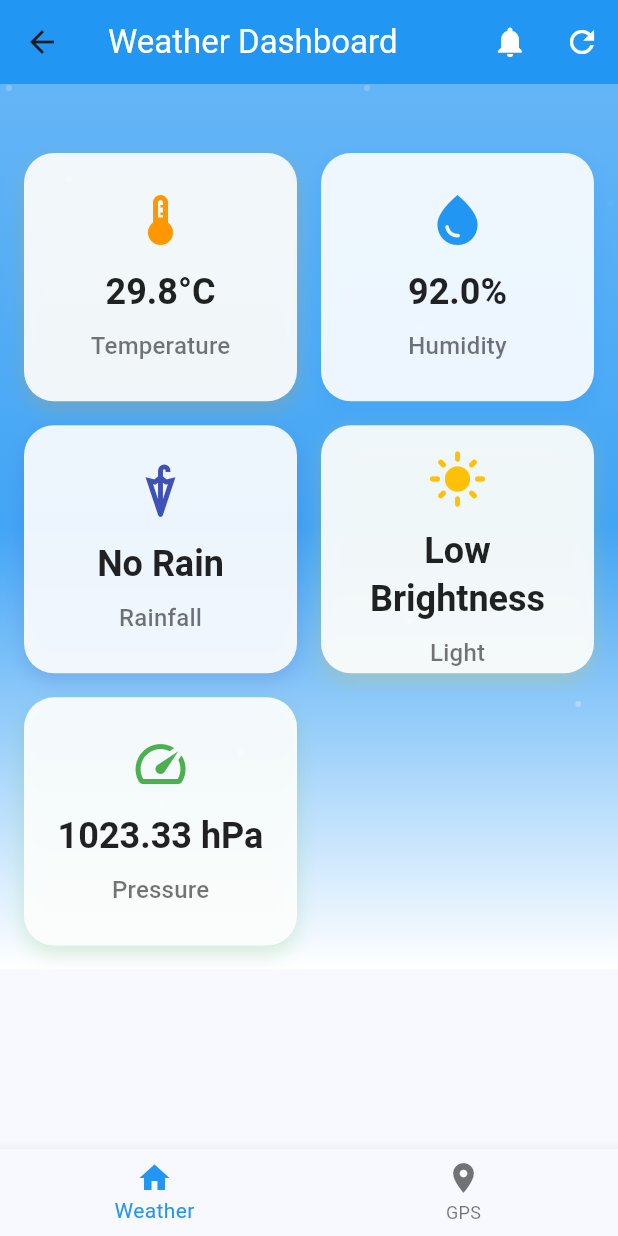
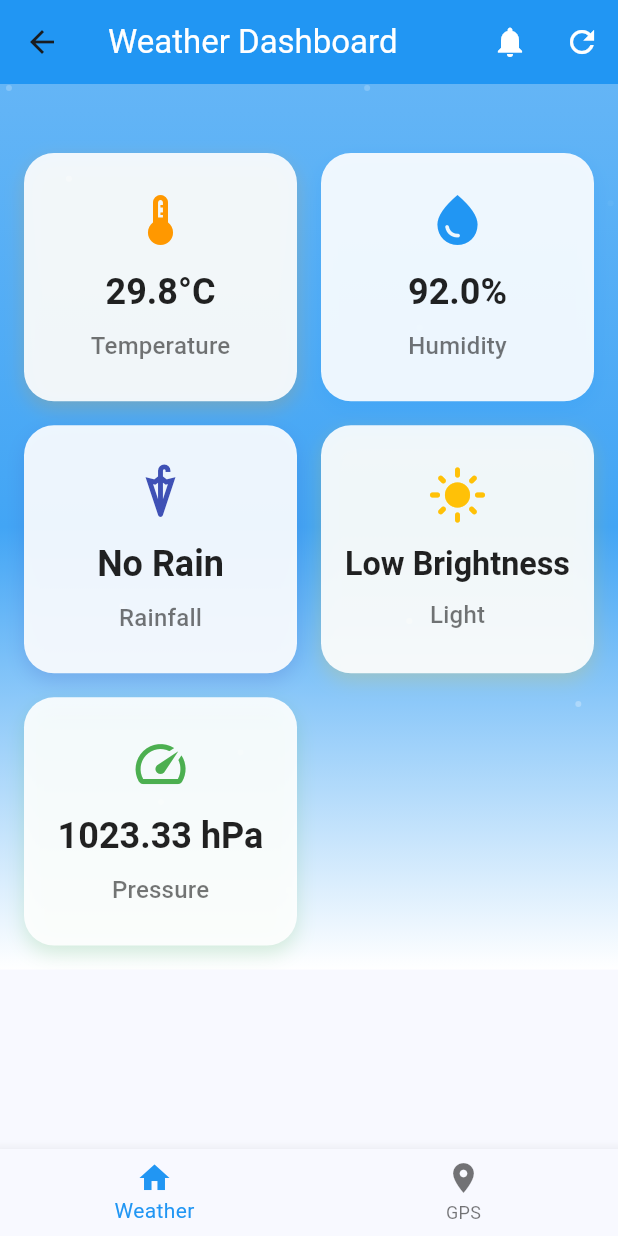
Before and after one commit to Fathir2001/Weather_App, a Flutter app: the HomePage screen opened directly, on a phone screen of 412 x 824 dp. Run offline on Flutter 3.47's test engine with Material 3 defaults, Android fonts, the phone set to English and light mode, and no system bars; our stand-ins replace shared_preferences; accounts and stored records are empty.

Commit message:
Enhance responsiveness of HomePage layout for small screens

```diff
--- a/Front - End/lib/Pages/HomePage.dart
+++ b/Front - End/lib/Pages/HomePage.dart
@@ -313,6 +313,9 @@ class _HomePageState extends State<HomePage> with TickerProviderStateMixin {
     Color color,
     double delay,
   ) {
+    // Get the screen width to calculate responsive sizes
+    final screenWidth = MediaQuery.of(context).size.width;
+    final isSmallScreen = screenWidth < 360; // Threshold for small screens
     return SlideTransition(
       position: Tween<Offset>(
         begin: const Offset(0, 1),
@@ -340,23 +343,31 @@ class _HomePageState extends State<HomePage> with TickerProviderStateMixin {
             children: [
               Icon(
                 icon,
-                size: 40,
+                size: isSmallScreen ? 24 : 40,
                 color: color,
               ),
-              const SizedBox(height: 12),
-              Text(
+              SizedBox(height: isSmallScreen ? 8 : 12),
+              FittedBox(
+                fit: BoxFit.scaleDown,
+                child: Text(
                   _getDisplayValue(title),
                   style: Theme.of(context).textTheme.headlineSmall?.copyWith(
                         color: Colors.black87,
                         fontWeight: FontWeight.bold,
+                        fontSize: isSmallScreen ? 16 : 24,
                       ),
                   textAlign: TextAlign.center,
                 ),
-              const SizedBox(height: 8),
-              Text(
+              ),
+              SizedBox(height: isSmallScreen ? 4 : 8),
+              FittedBox(
+                fit: BoxFit.scaleDown,
+                child: Text(
                   title,
                   style: Theme.of(context).textTheme.titleMedium?.copyWith(
                         color: Colors.black54,
+                        fontSize: isSmallScreen ? 12 : 16,
+                      ),
                 ),
               ),
             ],
```
Lines whose indentation alone changed are shown as unchanged.
